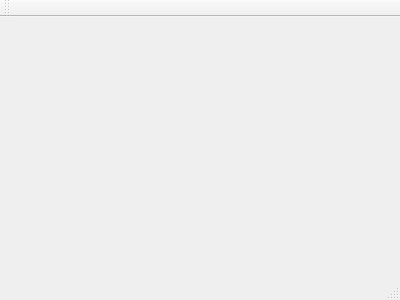
First picture: the form in MainWindow.ui, repository dsbabkov/StrangSplitting, before the edit.
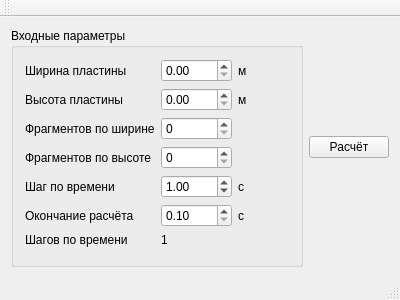
Second picture: the form after the edit.

Commit message: Нарисованы элементы формы входных параметров

```diff
--- a/MainWindow.ui
+++ b/MainWindow.ui
@@ -12,13 +12,210 @@
   <property name="windowTitle" >
    <string>MainWindow</string>
   </property>
-  <widget class="QMenuBar" name="menuBar" />
-  <widget class="QToolBar" name="mainToolBar" />
-  <widget class="QWidget" name="centralWidget" />
-  <widget class="QStatusBar" name="statusBar" />
+  <widget class="QWidget" name="centralWidget">
+   <layout class="QGridLayout" name="gridLayout_2">
+    <item row="0" column="0">
+     <widget class="QGroupBox" name="groupBox">
+      <property name="title">
+       <string>Входные параметры</string>
+      </property>
+      <layout class="QGridLayout" name="gridLayout">
+       <item row="4" column="1">
+        <widget class="QDoubleSpinBox" name="timeStepSizeSpn">
+         <property name="minimum">
+          <double>0.010000000000000</double>
+         </property>
+         <property name="singleStep">
+          <double>0.010000000000000</double>
+         </property>
+         <property name="value">
+          <double>1.000000000000000</double>
+         </property>
+        </widget>
+       </item>
+       <item row="0" column="3">
+        <spacer name="horizontalSpacer">
+         <property name="orientation">
+          <enum>Qt::Horizontal</enum>
+         </property>
+         <property name="sizeHint" stdset="0">
+          <size>
+           <width>40</width>
+           <height>20</height>
+          </size>
+         </property>
+        </spacer>
+       </item>
+       <item row="1" column="0">
+        <widget class="QLabel" name="label_4">
+         <property name="text">
+          <string>Высота пластины</string>
+         </property>
+         <property name="buddy">
+          <cstring>heightSpn</cstring>
+         </property>
+        </widget>
+       </item>
+       <item row="7" column="0">
+        <spacer name="verticalSpacer">
+         <property name="orientation">
+          <enum>Qt::Vertical</enum>
+         </property>
+         <property name="sizeHint" stdset="0">
+          <size>
+           <width>20</width>
+           <height>40</height>
+          </size>
+         </property>
+        </spacer>
+       </item>
+       <item row="4" column="0">
+        <widget class="QLabel" name="label_7">
+         <property name="text">
+          <string>Шаг по времени</string>
+         </property>
+         <property name="buddy">
+          <cstring>timeStepSizeSpn</cstring>
+         </property>
+        </widget>
+       </item>
+       <item row="2" column="0">
+        <widget class="QLabel" name="label_5">
+         <property name="text">
+          <string>Фрагментов по ширине</string>
+         </property>
+         <property name="buddy">
+          <cstring>widthFragmentCountSpn</cstring>
+         </property>
+        </widget>
+       </item>
+       <item row="5" column="0">
+        <widget class="QLabel" name="label_8">
+         <property name="text">
+          <string>Окончание расчёта</string>
+         </property>
+         <property name="buddy">
+          <cstring>endTimeSpn</cstring>
+         </property>
+        </widget>
+       </item>
+       <item row="2" column="1">
+        <widget class="QSpinBox" name="widthFragmentCountSpn"/>
+       </item>
+       <item row="3" column="1">
+        <widget class="QSpinBox" name="heightFragmentCountSpn"/>
+       </item>
+       <item row="6" column="1">
+        <widget class="QLabel" name="timeStepCountLbl">
+         <property name="text">
+          <string>1</string>
+         </property>
+        </widget>
+       </item>
+       <item row="6" column="0">
+        <widget class="QLabel" name="label_9">
+         <property name="text">
+          <string>Шагов по времени</string>
+         </property>
+        </widget>
+       </item>
+       <item row="5" column="1">
+        <widget class="QDoubleSpinBox" name="endTimeSpn">
+         <property name="minimum">
+          <double>0.100000000000000</double>
+         </property>
+         <property name="maximum">
+          <double>3600.000000000000000</double>
+         </property>
+        </widget>
+       </item>
+       <item row="0" column="1">
+        <widget class="QDoubleSpinBox" name="widthSpn"/>
+       </item>
+       <item row="1" column="1">
+        <widget class="QDoubleSpinBox" name="heightSpn"/>
+       </item>
+       <item row="0" column="0">
+        <widget class="QLabel" name="label">
+         <property name="text">
+          <string>Ширина пластины</string>
+         </property>
+         <property name="buddy">
+          <cstring>widthSpn</cstring>
+         </property>
+        </widget>
+       </item>
+       <item row="1" column="2">
+        <widget class="QLabel" name="label_3">
+         <property name="text">
+          <string>м</string>
+         </property>
+        </widget>
+       </item>
+       <item row="0" column="2">
+        <widget class="QLabel" name="label_2">
+         <property name="text">
+          <string>м</string>
+         </property>
+        </widget>
+       </item>
+       <item row="3" column="0">
+        <widget class="QLabel" name="label_6">
+         <property name="text">
+          <string>Фрагментов по высоте</string>
+         </property>
+         <property name="buddy">
+          <cstring>heightFragmentCountSpn</cstring>
+         </property>
+        </widget>
+       </item>
+       <item row="4" column="2">
+        <widget class="QLabel" name="label_12">
+         <property name="text">
+          <string>с</string>
+         </property>
+        </widget>
+       </item>
+       <item row="5" column="2">
+        <widget class="QLabel" name="label_13">
+         <property name="text">
+          <string>с</string>
+         </property>
+        </widget>
+       </item>
+      </layout>
+     </widget>
+    </item>
+    <item row="0" column="1">
+     <widget class="QPushButton" name="solveBtn">
+      <property name="text">
+       <string>Расчёт</string>
+      </property>
+     </widget>
+    </item>
+   </layout>
+  </widget>
+  <widget class="QMenuBar" name="menuBar">
+   <property name="geometry">
+    <rect>
+     <x>0</x>
+     <y>0</y>
+     <width>400</width>
+     <height>21</height>
+    </rect>
+   </property>
+  </widget>
+  <widget class="QToolBar" name="mainToolBar">
+   <attribute name="toolBarArea">
+    <enum>TopToolBarArea</enum>
+   </attribute>
+   <attribute name="toolBarBreak">
+    <bool>false</bool>
+   </attribute>
+  </widget>
+  <widget class="QStatusBar" name="statusBar"/>
  </widget>
- <layoutDefault spacing="6" margin="11" />
- <pixmapfunction></pixmapfunction>
+ <layoutdefault spacing="6" margin="11"/>
  <resources/>
  <connections/>
 </ui>
```
Left out of the diff: 7 changed lines with no effect on the pictures. The commit also changes 2 other files.
